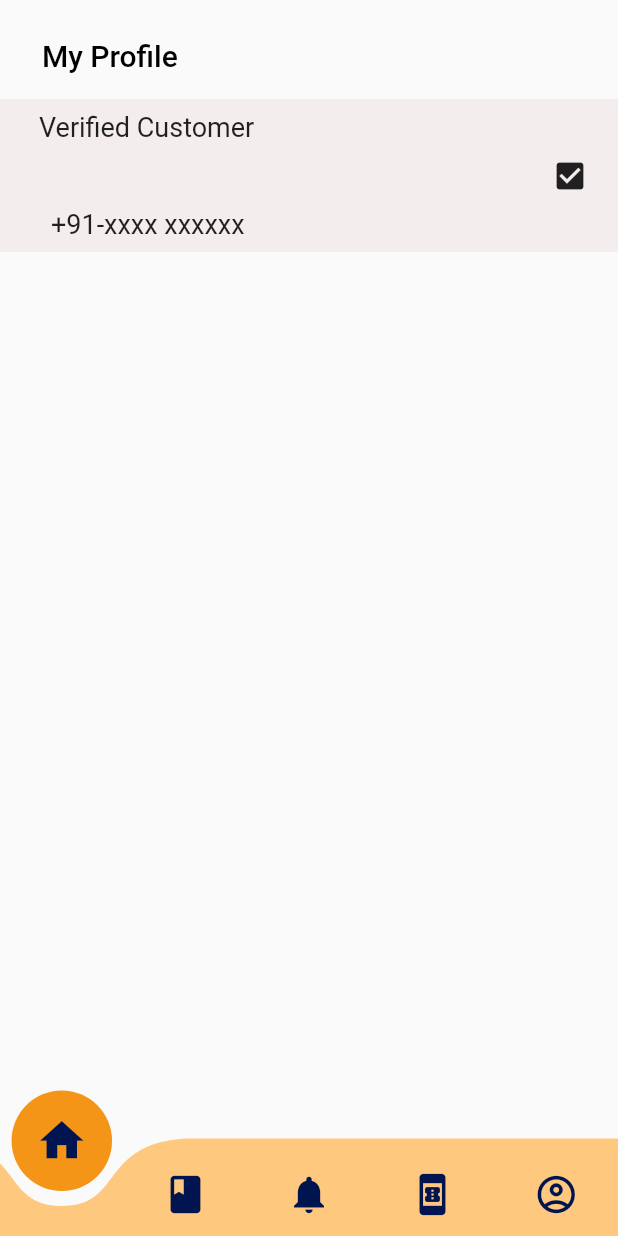
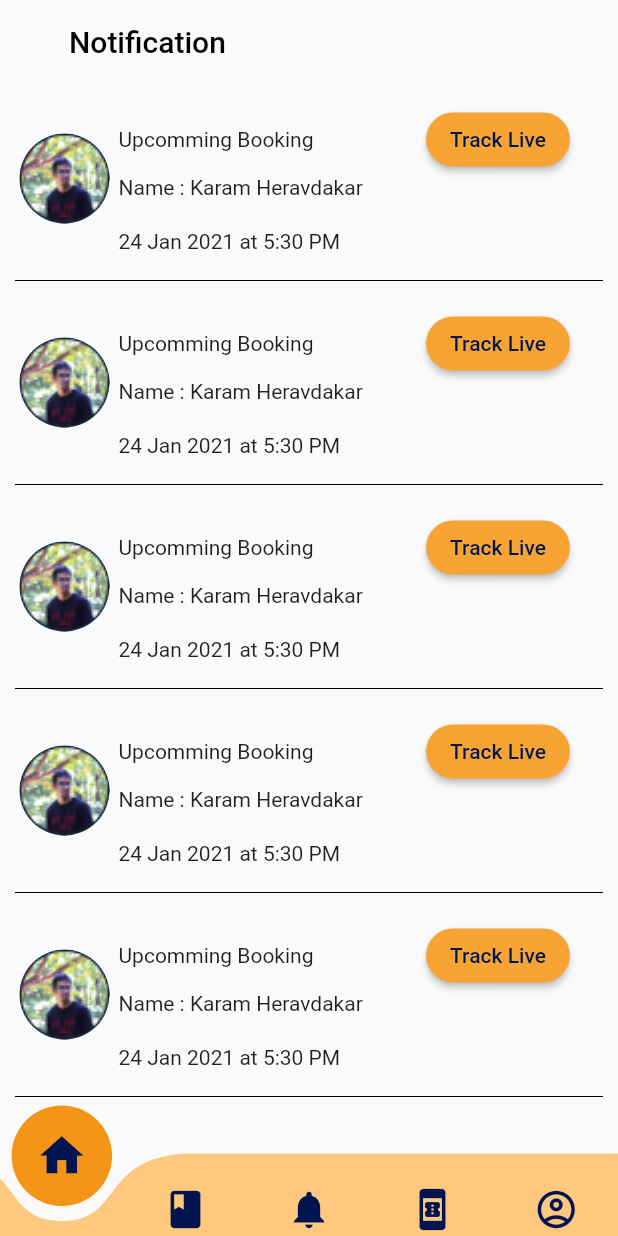
Before and after one commit to codewithjaspreet/baaz, a Flutter app: the screen it shows after launch, on a phone screen of 412 x 824 dp. Run offline on Flutter 3.47's test engine with Material 2 defaults, Android fonts, the phone set to English and light mode, and no system bars; drawn by our look-alikes of curved_navigation_bar; our stand-ins replace auto_size_text, flutter_screenutil.

Commit message:
3 screens almost done

```diff
--- a/lib/constants/ImageConstants.dart
+++ b/lib/constants/ImageConstants.dart
@@ -1,4 +1,5 @@
 class ImageConstants {
   static const String splashImage = "assets/images/baazlogo .png";
   static const String Bookingbaaz = "assets/images/baaz.png";
+  static const String avatar = "assets/images/Avatar.png";
 }
--- a/lib/main.dart
+++ b/lib/main.dart
@@ -1,6 +1,7 @@
-import 'package:baaz/screens/Notification.dart';
+import 'package:baaz/screens/my_profile.dart';
 import 'package:baaz/screens/landing_page.dart';
 import 'package:baaz/screens/my_booking.dart';
+import 'package:baaz/screens/notification.dart';
 import 'package:baaz/widgets/navigation_bar.dart';
 import 'package:flutter/material.dart';
 
@@ -15,7 +16,7 @@ class MyApp extends StatelessWidget {
   Widget build(BuildContext context) {
     return MaterialApp(
       debugShowCheckedModeBanner: false,
-      home: notificationPage(),
+      home: NotificationPage(),
     );
   }
 }
--- /dev/null
+++ b/lib/screens/notification.dart
@@ -0,0 +1,68 @@
+import 'package:baaz/constants/ImageConstants.dart';
+import 'package:baaz/widgets/navigation_bar.dart';
+import 'package:flutter/material.dart';
+
+import '../widgets/notification_row.dart';
+
+class NotificationPage extends StatelessWidget {
+  const NotificationPage({Key? key}) : super(key: key);
+
+  @override
+  Widget build(BuildContext context) {
+    return Scaffold(
+      bottomNavigationBar: CustomNavigationBar(),
+      appBar: AppBar(
+        elevation: 0,
+        backgroundColor: Colors.transparent,
+        title: Padding(
+          padding: const EdgeInsets.symmetric(horizontal: 30),
+          child: Text(
+            'Notification',
+            style: TextStyle(color: Colors.black),
+          ),
+        ),
+      ),
+      body: SingleChildScrollView(
+        child: Column(
+          children: [
+            NotificationRow(),
+            Divider(
+              indent: 10,
+              endIndent: 10,
+              color: Colors.black,
+              height: 10,
+            ),
+            NotificationRow(),
+            Divider(
+              indent: 10,
+              endIndent: 10,
+              color: Colors.black,
+              height: 10,
+            ),
+            NotificationRow(),
+            Divider(
+              indent: 10,
+              endIndent: 10,
+              color: Colors.black,
+              height: 10,
+            ),
+            NotificationRow(),
+            Divider(
+              indent: 10,
+              endIndent: 10,
+              color: Colors.black,
+              height: 10,
+            ),
+            NotificationRow(),
+            Divider(
+              indent: 10,
+              endIndent: 10,
+              color: Colors.black,
+              height: 10,
+            )
+          ],
+        ),
+      ),
+    );
+  }
+}
--- a/lib/widgets/navigation_bar.dart
+++ b/lib/widgets/navigation_bar.dart
@@ -8,7 +8,7 @@ class CustomNavigationBar extends StatelessWidget {
   Widget build(BuildContext context) {
     return CurvedNavigationBar(
       color: Color(0xFFFFC87F),
-      height: 65,
+      height: 55,
       buttonBackgroundColor: Color(0xFFF49517),
       backgroundColor: Colors.transparent,
       items: const <Widget>[
--- /dev/null
+++ b/lib/widgets/notification_row.dart
@@ -0,0 +1,61 @@
+import 'package:baaz/constants/ImageConstants.dart';
+import 'package:flutter/material.dart';
+
+class NotificationRow extends StatelessWidget {
+  const NotificationRow({Key? key}) : super(key: key);
+
+  @override
+  Widget build(BuildContext context) {
+    return Padding(
+      padding: const EdgeInsets.all(13.0),
+      child: Row(
+        mainAxisAlignment: MainAxisAlignment.start,
+        children: [
+          Row(
+            children: [
+              CircleAvatar(
+                radius: 30,
+                backgroundImage: AssetImage(ImageConstants.avatar),
+              ),
+            ],
+          ),
+          SizedBox(
+            width: 6,
+          ),
+          Column(
+            crossAxisAlignment: CrossAxisAlignment.start,
+            mainAxisAlignment: MainAxisAlignment.start,
+            children: [
+              Row(
+                mainAxisAlignment: MainAxisAlignment.spaceBetween,
+                children: [
+                  Text('Upcomming Booking'),
+                  SizedBox(
+                    width: 75,
+                  ),
+                  ElevatedButton(
+                    onPressed: () {},
+                    child: Text(
+                      'Track Live',
+                      style: TextStyle(color: Color(0xFF00144F)),
+                    ),
+                    style: ElevatedButton.styleFrom(
+                        shape: StadiumBorder(), primary: Color(0xFFF8A435)),
+                  )
+                ],
+              ),
+              SizedBox(
+                width: 280,
+                child: Text('Name : Karam Heravdakar'),
+              ),
+              SizedBox(
+                height: 20,
+              ),
+              Text('24 Jan 2021 at 5:30 PM'),
+            ],
+          ),
+        ],
+      ),
+    );
+  }
+}
```
Also changed, not shown: lib/screens/my_booking.dart (+2 -62 lines), lib/screens/my_profile.dart (renamed from lib/screens/Notification.dart, +64 -20 lines), lib/widgets/booking_row.dart (added, +65 -0 lines), lib/widgets/profile_row.dart (added, +36 -0 lines), assets/images/Avatar.png (added).
